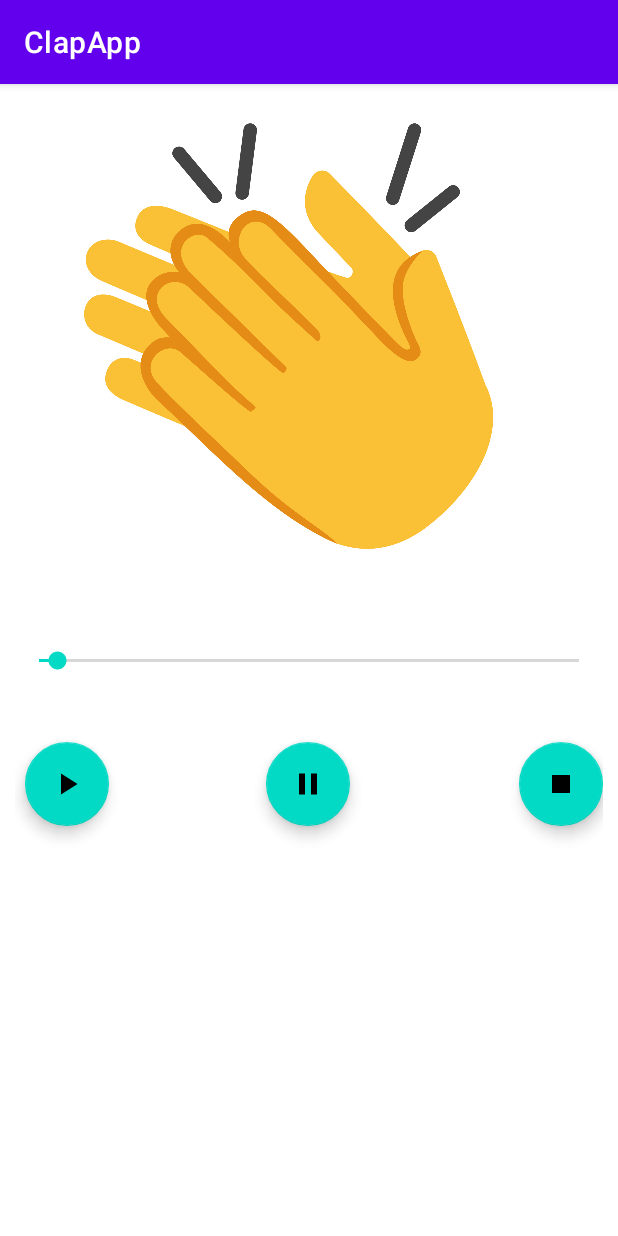
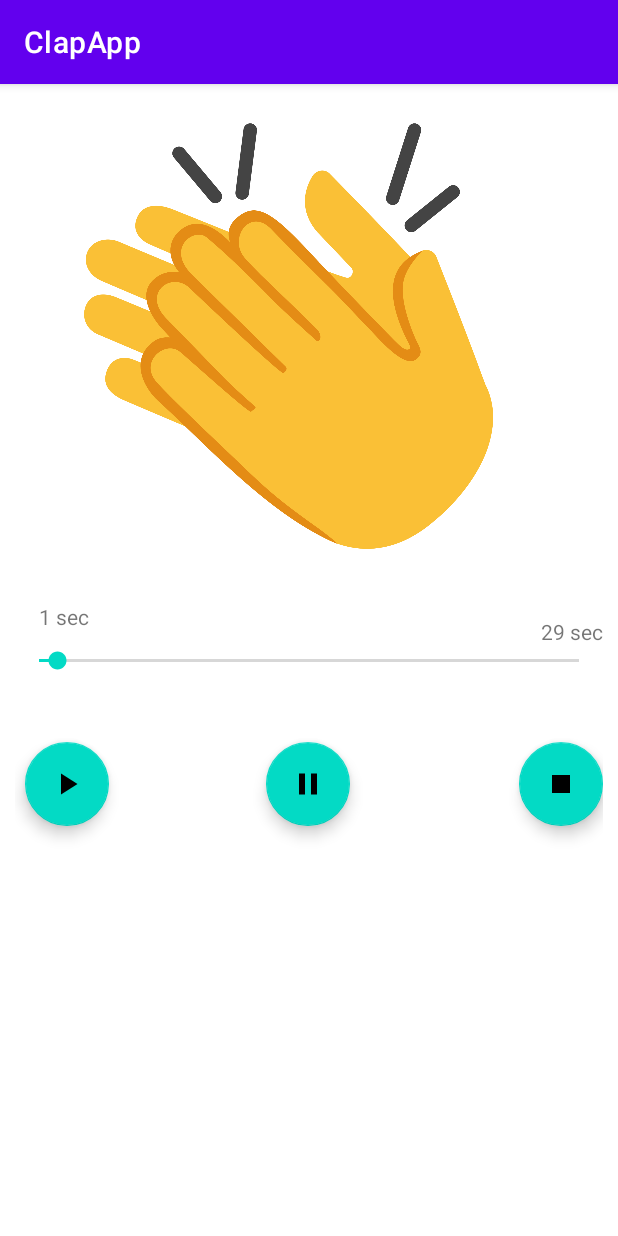
Before and after one commit to Akshansh0812/Simple-Music-Player, an Android app: the screen it shows after launch (MainActivity), after a tap on an icon or button, on a phone screen of 412 x 824 dp. Run offline under Robolectric (Android 15) with nearby library versions, the phone set to English and light mode, and no system bars.

Commit message:
Added time view for SeekBar

```diff
--- a/app/src/main/java/com/example/clapapp/MainActivity.kt
+++ b/app/src/main/java/com/example/clapapp/MainActivity.kt
@@ -7,6 +7,7 @@ import android.os.Handler
 import android.os.Looper
 import android.widget.Button
 import android.widget.SeekBar
+import android.widget.TextView
 import com.google.android.material.floatingactionbutton.FloatingActionButton
 
 class MainActivity : AppCompatActivity() {
@@ -57,9 +58,19 @@ class MainActivity : AppCompatActivity() {
             }
 
         })
+        val tvPlayed = findViewById<TextView>(R.id.tvPlayed)
+        val tvDue = findViewById<TextView>(R.id.tvDue)
+
         seekBar.max = mediaPlayer!!.duration
         runnable = Runnable{
             seekBar.progress = mediaPlayer!!.currentPosition
+
+            val playedTime = mediaPlayer!!.currentPosition/1000
+            tvPlayed.text = "$playedTime sec"
+            val duration = mediaPlayer!!.duration/1000
+            val dueTime = duration - playedTime
+            tvDue.text = "$dueTime sec"
+
             handler.postDelayed(runnable,1000)
         }
         handler.postDelayed(runnable,1000)
```
